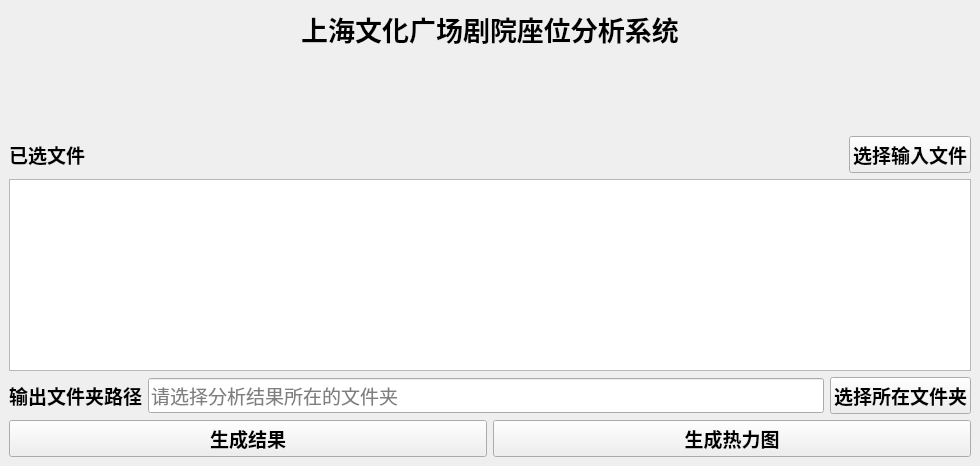
Qt form UI/startwindow.ui (ZXreaper/-) before a commit.
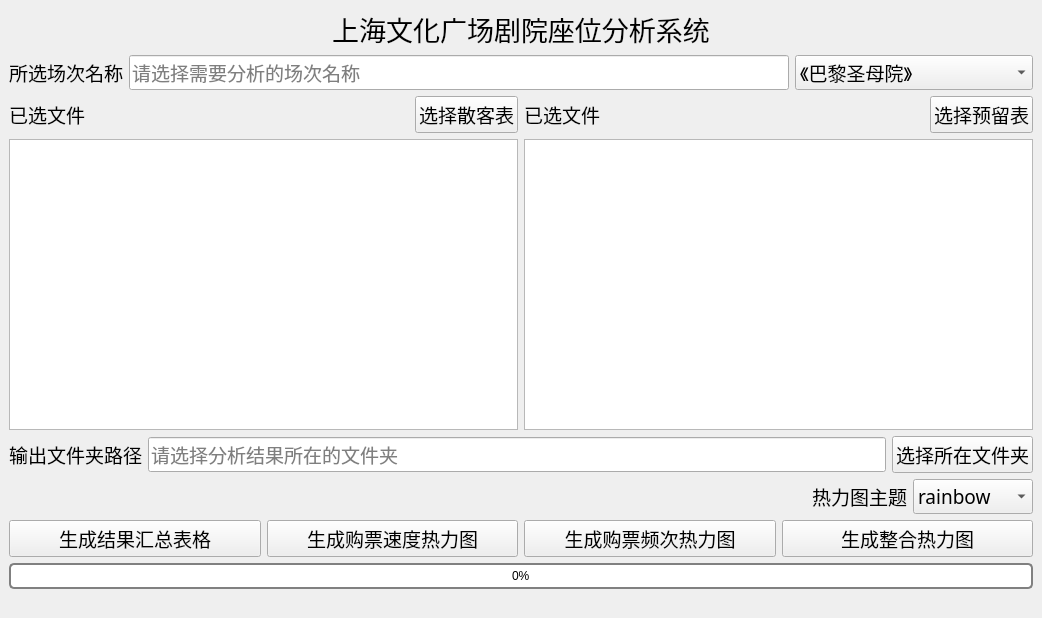
The same form after that commit. Icons and pictures are not drawn.

Patch:
```diff
--- a/UI/startwindow.ui
+++ b/UI/startwindow.ui
@@ -9,8 +9,8 @@
    <rect>
     <x>0</x>
     <y>0</y>
-    <width>980</width>
-    <height>466</height>
+    <width>1042</width>
+    <height>618</height>
    </rect>
   </property>
   <property name="sizePolicy">
@@ -75,8 +75,8 @@
          <font>
           <family>Agency FB</family>
           <pointsize>24</pointsize>
-          <weight>75</weight>
-          <bold>true</bold>
+          <weight>50</weight>
+          <bold>false</bold>
          </font>
         </property>
         <property name="layoutDirection">
@@ -119,67 +119,202 @@
      </layout>
     </item>
     <item>
-     <spacer name="verticalSpacer">
-      <property name="orientation">
-       <enum>Qt::Vertical</enum>
-      </property>
-      <property name="sizeHint" stdset="0">
-       <size>
-        <width>20</width>
-        <height>40</height>
-       </size>
-      </property>
-     </spacer>
-    </item>
-    <item>
-     <layout class="QHBoxLayout" name="horizontalLayout_2">
+     <layout class="QHBoxLayout" name="horizontalLayout_6">
       <item>
-       <widget class="QLabel" name="label_3">
+       <widget class="QLabel" name="label_7">
         <property name="font">
          <font>
           <family>Agency FB</family>
           <pointsize>14</pointsize>
-          <weight>75</weight>
-          <bold>true</bold>
+          <weight>50</weight>
+          <bold>false</bold>
          </font>
         </property>
         <property name="text">
-         <string>已选文件</string>
+         <string>所选场次名称</string>
         </property>
        </widget>
       </item>
       <item>
-       <spacer name="horizontalSpacer">
-        <property name="orientation">
-         <enum>Qt::Horizontal</enum>
+       <widget class="QLineEdit" name="lineEdit_2">
+        <property name="font">
+         <font>
+          <family>Agency FB</family>
+          <pointsize>14</pointsize>
+          <weight>50</weight>
+          <bold>false</bold>
+         </font>
         </property>
-        <property name="sizeHint" stdset="0">
-         <size>
-          <width>40</width>
-          <height>20</height>
-         </size>
+        <property name="placeholderText">
+         <string>请选择需要分析的场次名称</string>
         </property>
-       </spacer>
+       </widget>
       </item>
       <item>
-       <widget class="QPushButton" name="btn_chooseMutiFile">
+       <widget class="QComboBox" name="comboBox">
         <property name="font">
          <font>
           <family>Agency FB</family>
           <pointsize>14</pointsize>
-          <weight>75</weight>
-          <bold>true</bold>
+          <weight>50</weight>
+          <bold>false</bold>
          </font>
         </property>
-        <property name="text">
-         <string>选择输入文件</string>
-        </property>
+        <item>
+         <property name="text">
+          <string>《巴黎圣母院》</string>
+         </property>
+        </item>
+        <item>
+         <property name="text">
+          <string>《马修伯恩 天鹅湖》</string>
+         </property>
+        </item>
+        <item>
+         <property name="text">
+          <string>《悲惨世界》</string>
+         </property>
+        </item>
+        <item>
+         <property name="text">
+          <string>《歌舞线上》</string>
+         </property>
+        </item>
+        <item>
+         <property name="text">
+          <string>《深夜小狗离奇事件》</string>
+         </property>
+        </item>
+        <item>
+         <property name="text">
+          <string>《泰坦尼克号》</string>
+         </property>
+        </item>
+        <item>
+         <property name="text">
+          <string>《叶普盖尼奥涅金》</string>
+         </property>
+        </item>
+        <item>
+         <property name="text">
+          <string>《德语音乐剧明星音乐会》</string>
+         </property>
+        </item>
        </widget>
       </item>
      </layout>
     </item>
     <item>
-     <widget class="QTableView" name="tableView"/>
+     <layout class="QHBoxLayout" name="horizontalLayout_3">
+      <item>
+       <layout class="QVBoxLayout" name="verticalLayout_2">
+        <item>
+         <layout class="QHBoxLayout" name="horizontalLayout_2">
+          <item>
+           <widget class="QLabel" name="label_3">
+            <property name="font">
+             <font>
+              <family>Agency FB</family>
+              <pointsize>14</pointsize>
+              <weight>50</weight>
+              <bold>false</bold>
+             </font>
+            </property>
+            <property name="text">
+             <string>已选文件</string>
+            </property>
+           </widget>
+          </item>
+          <item>
+           <spacer name="horizontalSpacer">
+            <property name="orientation">
+             <enum>Qt::Horizontal</enum>
+            </property>
+            <property name="sizeHint" stdset="0">
+             <size>
+              <width>40</width>
+              <height>20</height>
+             </size>
+            </property>
+           </spacer>
+          </item>
+          <item>
+           <widget class="QPushButton" name="btn_chooseMutiFile">
+            <property name="font">
+             <font>
+              <family>Agency FB</family>
+              <pointsize>14</pointsize>
+              <weight>50</weight>
+              <bold>false</bold>
+             </font>
+            </property>
+            <property name="text">
+             <string>选择散客表</string>
+            </property>
+           </widget>
+          </item>
+         </layout>
+        </item>
+        <item>
+         <widget class="QTableView" name="tableView"/>
+        </item>
+       </layout>
+      </item>
+      <item>
+       <layout class="QVBoxLayout" name="verticalLayout_3">
+        <item>
+         <layout class="QHBoxLayout" name="horizontalLayout_5">
+          <item>
+           <widget class="QLabel" name="label_6">
+            <property name="font">
+             <font>
+              <family>Agency FB</family>
+              <pointsize>14</pointsize>
+              <weight>50</weight>
+              <bold>false</bold>
+             </font>
+            </property>
+            <property name="text">
+             <string>已选文件</string>
+            </property>
+           </widget>
+          </item>
+          <item>
+           <spacer name="horizontalSpacer_4">
+            <property name="orientation">
+             <enum>Qt::Horizontal</enum>
+            </property>
+            <property name="sizeHint" stdset="0">
+             <size>
+              <width>40</width>
+              <height>20</height>
+             </size>
+            </property>
+           </spacer>
+          </item>
+          <item>
+           <widget class="QPushButton" name="btn_choosePreviousperchase">
+            <property name="font">
+             <font>
+              <family>Agency FB</family>
+              <pointsize>14</pointsize>
+              <weight>50</weight>
+              <bold>false</bold>
+             </font>
+            </property>
+            <property name="text">
+             <string>选择预留表</string>
+            </property>
+           </widget>
+          </item>
+         </layout>
+        </item>
+        <item>
+         <widget class="QTableView" name="tableView_2"/>
+        </item>
+       </layout>
+      </item>
+     </layout>
     </item>
     <item>
      <layout class="QVBoxLayout" name="verticalLayout">
@@ -203,8 +338,8 @@
            <font>
             <family>Agency FB</family>
             <pointsize>14</pointsize>
-            <weight>75</weight>
-            <bold>true</bold>
+            <weight>50</weight>
+            <bold>false</bold>
            </font>
           </property>
           <property name="text">
@@ -224,6 +359,8 @@
            <font>
             <family>Agency FB</family>
             <pointsize>14</pointsize>
+            <weight>50</weight>
+            <bold>false</bold>
            </font>
           </property>
           <property name="inputMethodHints">
@@ -246,8 +383,8 @@
            <font>
             <family>Agency FB</family>
             <pointsize>14</pointsize>
-            <weight>75</weight>
-            <bold>true</bold>
+            <weight>50</weight>
+            <bold>false</bold>
            </font>
           </property>
           <property name="text">
@@ -259,40 +396,143 @@
       </item>
      </layout>
     </item>
+    <item>
+     <layout class="QHBoxLayout" name="horizontalLayout_7">
+      <item>
+       <spacer name="horizontalSpacer_5">
+        <property name="orientation">
+         <enum>Qt::Horizontal</enum>
+        </property>
+        <property name="sizeHint" stdset="0">
+         <size>
+          <width>40</width>
+          <height>20</height>
+         </size>
+        </property>
+       </spacer>
+      </item>
+      <item>
+       <widget class="QLabel" name="label_8">
+        <property name="font">
+         <font>
+          <family>Agency FB</family>
+          <pointsize>14</pointsize>
+          <weight>50</weight>
+          <bold>false</bold>
+         </font>
+        </property>
+        <property name="text">
+         <string>热力图主题</string>
+        </property>
+       </widget>
+      </item>
+      <item>
+       <widget class="QComboBox" name="comboBox_2">
+        <property name="font">
+         <font>
+          <family>Agency FB</family>
+          <pointsize>14</pointsize>
+          <weight>50</weight>
+          <bold>false</bold>
+         </font>
+        </property>
+        <item>
+         <property name="text">
+          <string>rainbow</string>
+         </property>
+        </item>
+        <item>
+         <property name="text">
+          <string>rainbow_r</string>
+         </property>
+        </item>
+       </widget>
+      </item>
+     </layout>
+    </item>
     <item>
      <layout class="QGridLayout" name="gridLayout">
-      <item row="0" column="2">
-       <widget class="QPushButton" name="btn_generateHeatMap">
-        <property name="font">
-         <font>
-          <family>Agency FB</family>
-          <pointsize>14</pointsize>
-          <weight>75</weight>
-          <bold>true</bold>
-         </font>
-        </property>
-        <property name="text">
-         <string>生成热力图</string>
-        </property>
-       </widget>
-      </item>
       <item row="0" column="1">
        <widget class="QPushButton" name="btn_DataAnalysisTable">
         <property name="font">
          <font>
           <family>Agency FB</family>
           <pointsize>14</pointsize>
-          <weight>75</weight>
-          <bold>true</bold>
+          <weight>50</weight>
+          <bold>false</bold>
          </font>
         </property>
         <property name="text">
-         <string>生成结果</string>
+         <string>生成结果汇总表格</string>
+        </property>
+       </widget>
+      </item>
+      <item row="0" column="3">
+       <widget class="QPushButton" name="btn_generateFrequenceHeatmap">
+        <property name="font">
+         <font>
+          <family>Agency FB</family>
+          <pointsize>14</pointsize>
+          <weight>50</weight>
+          <bold>false</bold>
+         </font>
+        </property>
+        <property name="text">
+         <string>生成购票频次热力图</string>
+        </property>
+       </widget>
+      </item>
+      <item row="0" column="2">
+       <widget class="QPushButton" name="btn_generateHeatMap">
+        <property name="font">
+         <font>
+          <family>Agency FB</family>
+          <pointsize>14</pointsize>
+          <weight>50</weight>
+          <bold>false</bold>
+         </font>
+        </property>
+        <property name="text">
+         <string>生成购票速度热力图</string>
+        </property>
+       </widget>
+      </item>
+      <item row="0" column="4">
+       <widget class="QPushButton" name="btn_generateEnsembleHeatmap">
+        <property name="font">
+         <font>
+          <family>Agency FB</family>
+          <pointsize>14</pointsize>
+         </font>
+        </property>
+        <property name="text">
+         <string>生成整合热力图</string>
         </property>
        </widget>
       </item>
      </layout>
     </item>
+    <item>
+     <widget class="QProgressBar" name="progressBar">
+      <property name="autoFillBackground">
+       <bool>false</bool>
+      </property>
+      <property name="styleSheet">
+       <string notr="true">QProgressBar { border: 2px solid grey; border-radius: 5px; background-color: #FFFFFF;}QProgressBar::chunk { background-color: #00DD00; width: 10px;}QProgressBar { border: 2px solid grey; border-radius: 5px; text-align: center;}
+</string>
+      </property>
+      <property name="value">
+       <number>0</number>
+      </property>
+     </widget>
+    </item>
+    <item>
+     <widget class="QLabel" name="label_process">
+      <property name="text">
+       <string/>
+      </property>
+     </widget>
+    </item>
    </layout>
   </widget>
  </widget>
```
